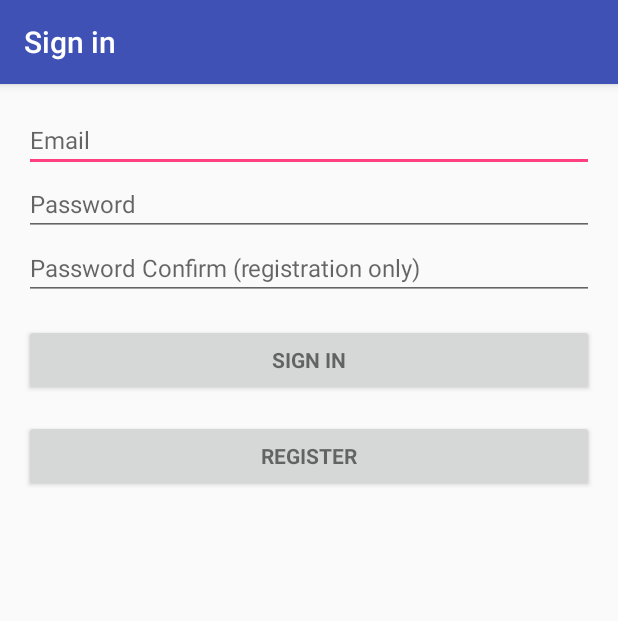
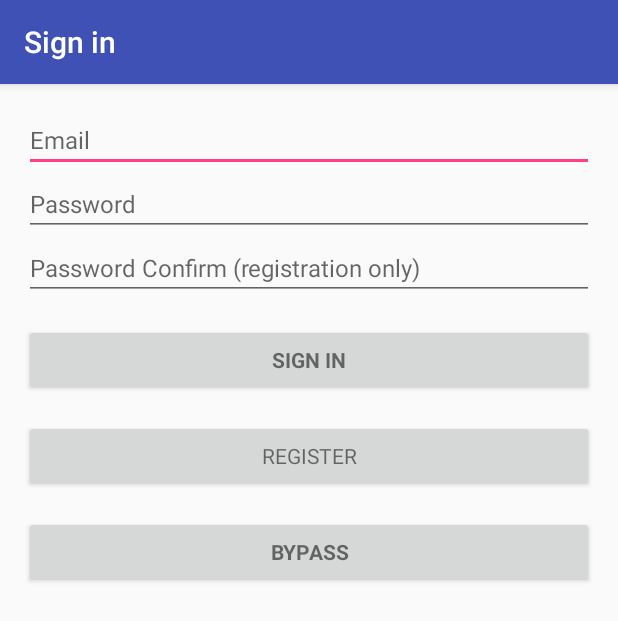
Before and after one commit to moutonf/mover-runner, an Android app: the screen it shows after launch (LoginActivity), on a phone screen of 412 x 824 dp. Shown: the top 621 px of the screen. Run offline under Robolectric (Android 15) with nearby library versions, the light colour scheme and no system bars.

Commit message:
Bypass login button added

```diff
--- a/app/src/main/java/com/csir/myapplication/LoginActivity.java
+++ b/app/src/main/java/com/csir/myapplication/LoginActivity.java
@@ -160,6 +160,13 @@ public class LoginActivity extends AppCompatActivity {
         return true;
     }
 
+    public void bypass(View view) {
+        intent = new Intent(this, MainActivity.class);
+        intent.putExtra(USER_ID, "5");
+        intent.putExtra("username", "name");
+        startActivity(intent);
+
+    }
     /**
      * Shows the progress UI and hides the login form.
      */
--- a/app/src/main/res/layout/activity_login.xml
+++ b/app/src/main/res/layout/activity_login.xml
@@ -75,8 +75,18 @@
                 android:layout_width="match_parent"
                 android:layout_height="wrap_content"
                 android:layout_marginTop="16dp"
-                android:text="@string/action_register_short"
-                android:textStyle="bold" />
+                android:text="@string/action_register_short"/>
+
+
+            <Button
+                android:id="@+id/bypass"
+                style="?android:textAppearanceSmall"
+                android:layout_width="match_parent"
+                android:layout_height="wrap_content"
+                android:layout_marginTop="16dp"
+                android:text="@string/bypass"
+                android:textStyle="bold"
+                android:onClick="bypass"/>
 
         </LinearLayout>
     </ScrollView>
--- a/app/src/main/res/values/strings.xml
+++ b/app/src/main/res/values/strings.xml
@@ -43,6 +43,7 @@
     <string name="prompt_email">Email</string>
     <string name="prompt_password">Password</string>
     <string name="prompt_password_confirm">Password Confirm (registration only)</string>
+    <string name="bypass">Bypass</string>
 
     <string name="action_sign_in">Sign in or register</string>
     <string name="action_register_short">Register</string>
```
